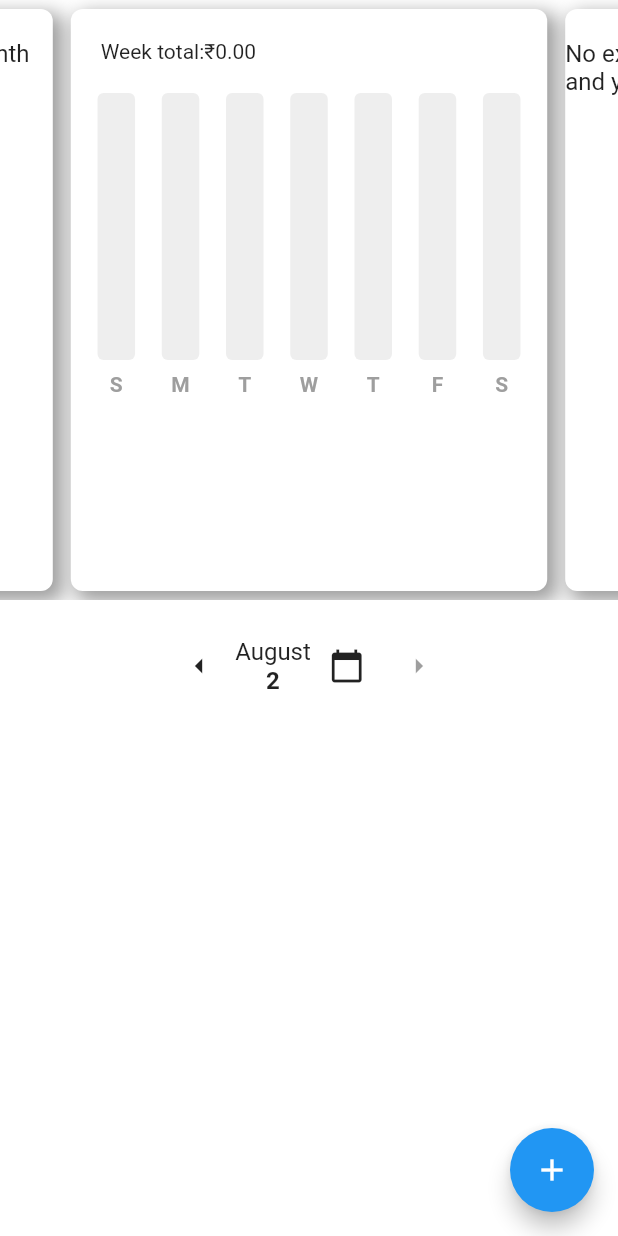
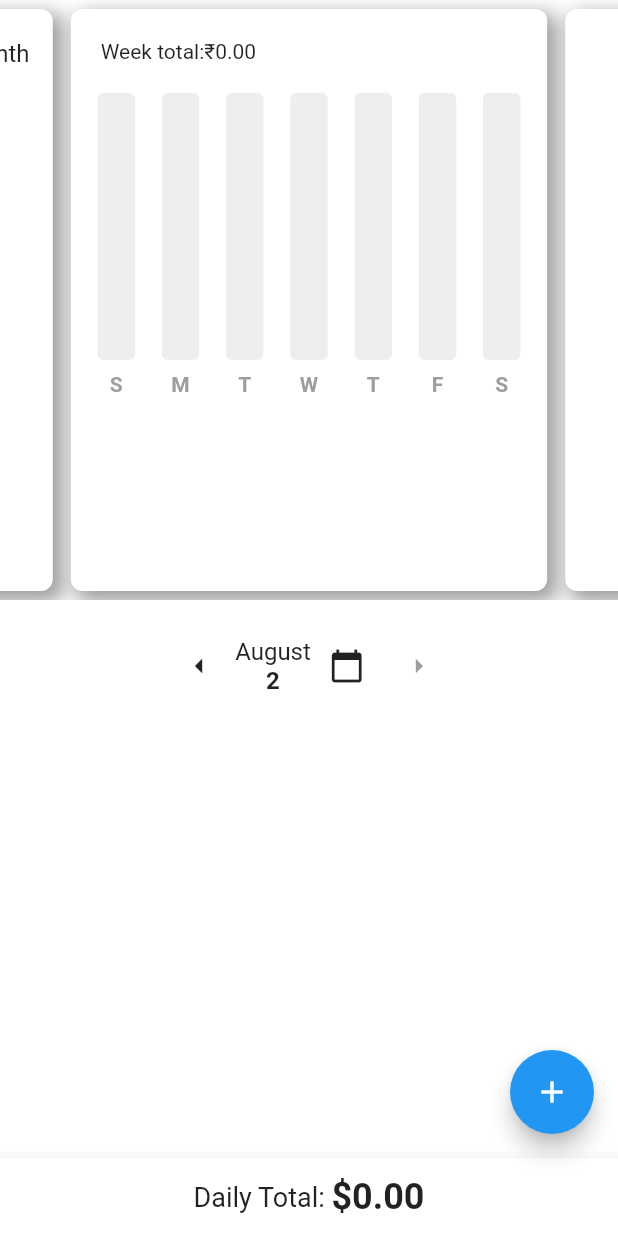
Before and after one commit to Aman-Kothari7/expense_tracker, a Flutter app: the screen it shows after launch, on a phone screen of 412 x 824 dp. Run offline on Flutter 3.47's test engine with Material 2 defaults, Android fonts, the phone set to English and light mode, and no system bars; drawn by our look-alikes of carousel_slider, fl_chart; our stand-ins replace flutter_slidable, hive, hive_flutter, syncfusion_flutter_charts; accounts and stored records are empty.

Commit message:
new exp at top, daily total

```diff
--- a/lib/src/data/expense_data.dart
+++ b/lib/src/data/expense_data.dart
@@ -158,4 +158,18 @@ class expenseData extends ChangeNotifier {
 
   return categorySum;
 }
+double calculateMonthlyTotal(DateTime monthYear) {
+    List<expenseItem> expenses = getAllExpenseList();
+
+    double totalAmount = 0.0;
+
+    for (var expense in expenses) {
+      if (expense.dateTime.year == monthYear.year &&
+          expense.dateTime.month == monthYear.month) {
+        totalAmount += double.parse(expense.amount);
+      }
+    }
+
+    return totalAmount;
+  }
 }
--- a/lib/src/homepage.dart
+++ b/lib/src/homepage.dart
@@ -13,7 +13,6 @@ import 'package:flutter/services.dart';
 import 'package:intl/intl.dart';
 import 'package:provider/provider.dart';
 import 'package:syncfusion_flutter_charts/charts.dart';
-
 
 List<String> expenseCategories = <String>[
   'Housing',
@@ -31,9 +30,21 @@ class homepage extends StatefulWidget {
 }
 
 class _homepageState extends State<homepage> {
+
+  double goalValue = 1000.0; // Default goal value
+  final goalValueController = TextEditingController();
+
+  @override
+  void dispose() {
+    goalValueController.dispose();
+    super.dispose();
+  }
+
   //function to show dialog box to add new expenses
 
   DateTime selectedDate = DateTime.now();
+
+
   List<expenseItem> filteredExpenses = [];
 
   final newExpenseName = TextEditingController();
@@ -49,8 +60,11 @@ class _homepageState extends State<homepage> {
     Provider.of<expenseData>(context, listen: false).prepareData();
   }
 
+
+
   void addExpense() {
-    selectedDate = DateTime(selectedDate.year, selectedDate.month, selectedDate.day);
+    selectedDate =
+        DateTime(selectedDate.year, selectedDate.month, selectedDate.day);
 
     String dropdownValue = expenseCategories.first;
     showDialog(
@@ -109,7 +123,9 @@ class _homepageState extends State<homepage> {
               }).toList(),
             ),
             MaterialButton(
-              onPressed: save,
+              onPressed: () {
+                save();
+              },
               child: Text('Save'),
             ),
             MaterialButton(
@@ -172,12 +188,18 @@ class _homepageState extends State<homepage> {
               expense.dateTime.day == selectedDate.day)
           .toList();
 
-          // List<expenseItem> filteredExpenses = value
-          // .getAllExpenseList()
-          // .where((expense) =>
-          //     expense.dateTime.year == selectedMonthYear.year &&
-          //     expense.dateTime.month == selectedMonthYear.month)
-          // .toList();
+      // Calculate the daily total
+    double dailyTotal = filteredExpenses.fold(
+          0.0,
+          (sum, expense) => sum + double.parse(expense.amount),
+        );
+
+
+    // Calculate the monthly total
+        double monthlyTotal = value.calculateMonthlyTotal(selectedMonthYear);
+
+        // Calculate the progress towards the goal
+        double progressPercentage = monthlyTotal / goalValue;
 
       return Scaffold(
           backgroundColor: Colors.white,
@@ -185,6 +207,28 @@ class _homepageState extends State<homepage> {
             onPressed: addExpense,
             child: const Icon(Icons.add),
           ),
+          bottomNavigationBar: BottomAppBar(
+            child: Padding(
+              padding: const EdgeInsets.symmetric(vertical: 12.0),
+              child: Row(
+                mainAxisAlignment: MainAxisAlignment.center,
+                children: [
+                  Text(
+                    'Daily Total: ',
+                    style: TextStyle(fontSize: 18),
+                  ),
+                  Text(
+                    '\$${dailyTotal.toStringAsFixed(2)}',
+                    style: TextStyle(
+                      fontSize: 24,
+                      fontWeight: FontWeight.bold,
+                    ),
+                  ),
+                ],
+              ),
+            ),
+          ),
+
           body: ListView(
             children: [
               CarouselSlider(
@@ -215,7 +259,34 @@ class _homepageState extends State<homepage> {
                     ),
                     child:
                         //weekly summary bar graph
+                        //ExpenseSummary(startOfWeek: value.startOfWeekDate()),
+
                         ExpenseSummary(startOfWeek: value.startOfWeekDate()),
+
+                  ),
+                  // Monthly total slide
+                  Container(
+                    margin: EdgeInsets.all(6.0),
+                    decoration: BoxDecoration(
+                      borderRadius: BorderRadius.circular(8.0),
+                      boxShadow: const [
+                        BoxShadow(
+                          color: Colors.grey,
+                          offset: Offset(
+                            5.0,
+                            5.0,
+                          ),
+                          blurRadius: 10.0,
+                          spreadRadius: 2.0,
+                        ),
+                        BoxShadow(
+                          color: Colors.white,
+                          offset: Offset(0.0, 0.0),
+                          blurRadius: 0.0,
+                          spreadRadius: 0.0,
+                        ),
+                      ],
+                    ),
                   ),
                   Container(
                     margin: EdgeInsets.all(6.0),
@@ -241,6 +312,8 @@ class _homepageState extends State<homepage> {
                         ),
                       ],
                     ),
+
+
                     child: Column(
                       children: [
                         const SizedBox(height: 20),
@@ -270,7 +343,8 @@ class _homepageState extends State<homepage> {
                             //         entry.key, entry.value, percentage);
                             //   }).toList();
 
-                            Map<String, double> categoryData = Provider.of<expenseData>(context)
+                            Map<String, double> categoryData =
+                                Provider.of<expenseData>(context)
                                     .calculateMonthlyCategorySum2(selectedDate);
 
                             if (categoryData.isNotEmpty) {
@@ -316,7 +390,6 @@ class _homepageState extends State<homepage> {
                         Row(
                           mainAxisAlignment: MainAxisAlignment.center,
                           children: [
-
                             DropdownButton<int>(
                               value: selectedMonthYear.month,
                               onChanged: (int? month) {
@@ -328,7 +401,6 @@ class _homepageState extends State<homepage> {
                                   );
                                 });
                               },
-
                               items: List.generate(12, (index) {
                                 return DropdownMenuItem<int>(
                                   value: index + 1,
@@ -362,7 +434,6 @@ class _homepageState extends State<homepage> {
                                 );
                               }),
                             ),
-
                           ],
                         ),
                       ],
@@ -397,9 +468,7 @@ class _homepageState extends State<homepage> {
               //         ),
               //       ],
               //     ),
-              Row(
-                mainAxisAlignment: MainAxisAlignment.center,
-                children: [
+              Row(mainAxisAlignment: MainAxisAlignment.center, children: [
                 IconButton(
                   icon: Icon(Icons.arrow_left),
                   onPressed: () {
@@ -416,7 +485,8 @@ class _homepageState extends State<homepage> {
                     ),
                     Text(
                       DateFormat('d').format(selectedDate),
-                        style: TextStyle(fontSize: 16, fontWeight: FontWeight.bold),
+                      style:
+                          TextStyle(fontSize: 16, fontWeight: FontWeight.bold),
                     ),
                   ],
                 ),
@@ -424,7 +494,6 @@ class _homepageState extends State<homepage> {
                   icon: const Icon(Icons.calendar_today),
                   onPressed: () => selectDate(context),
                 ),
-
                 IconButton(
                   icon: Icon(Icons.arrow_right),
                   color: (selectedDate.year == DateTime.now().year &&
@@ -442,14 +511,13 @@ class _homepageState extends State<homepage> {
                           });
                         },
                 ),
-
-                ]
-              ),
+              ]),
 
               //List of expenses
               ListView.builder(
                 shrinkWrap: true,
                 physics: const NeverScrollableScrollPhysics(),
+                reverse: true,
                 itemCount: filteredExpenses.length,
                 itemBuilder: (context, index) => ExpenseTile(
                   name: filteredExpenses[index].name,
```
Also changed, not shown: lib/src/components/expense_summary.dart (+23 -0 lines), 1 other file. Lines whose indentation alone changed are shown as unchanged.
